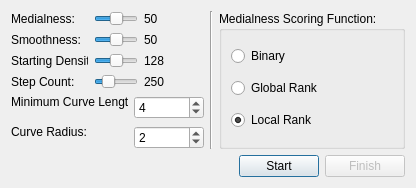
Old version of the form Gorgon/src_ui/ui_dialog_volume_manual_skeletonization.ui in the repository GorgonCryoEM/Gorgon.
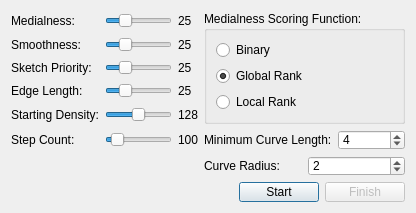
New version of the form.

Commit message: Interactive skeletonization changes

```diff
--- a/Gorgon/src_ui/ui_dialog_volume_manual_skeletonization.ui
+++ b/Gorgon/src_ui/ui_dialog_volume_manual_skeletonization.ui
@@ -6,7 +6,7 @@
     <x>0</x>
     <y>0</y>
     <width>416</width>
-    <height>188</height>
+    <height>213</height>
    </rect>
   </property>
   <property name="minimumSize" >
@@ -20,15 +20,13 @@
   </property>
   <layout class="QGridLayout" >
    <item row="0" column="0" >
-    <layout class="QGridLayout" >
-     <item row="0" column="0" >
       <widget class="QLabel" name="labelMedialness" >
        <property name="text" >
         <string>Medialness:</string>
        </property>
       </widget>
      </item>
-     <item row="0" column="1" colspan="2" >
+   <item row="0" column="1" >
       <widget class="QSlider" name="horizontalSliderMedialness" >
        <property name="whatsThis" >
         <string>Picks the density to use when performing skeletonization</string>
@@ -46,7 +44,7 @@
         <number>10</number>
        </property>
        <property name="value" >
-        <number>50</number>
+      <number>25</number>
        </property>
        <property name="orientation" >
         <enum>Qt::Horizontal</enum>
@@ -56,11 +54,11 @@
        </property>
       </widget>
      </item>
-     <item row="0" column="3" >
+   <item row="0" column="2" >
       <widget class="QLabel" name="labelMedialnessDisplay" >
        <property name="minimumSize" >
         <size>
-         <width>60</width>
+       <width>20</width>
          <height>0</height>
         </size>
        </property>
@@ -74,10 +72,46 @@
         <enum>Qt::RightToLeft</enum>
        </property>
        <property name="text" >
-        <string>50</string>
+      <string>25</string>
        </property>
       </widget>
      </item>
+   <item rowspan="5" row="0" column="3" >
+    <widget class="QGroupBox" name="groupBoxMedialnessScore" >
+     <property name="title" >
+      <string>Medialness Scoring Function:</string>
+     </property>
+     <layout class="QGridLayout" >
+      <item row="0" column="0" >
+       <widget class="QRadioButton" name="radioButtonBinary" >
+        <property name="text" >
+         <string>Binary</string>
+        </property>
+       </widget>
+      </item>
+      <item row="1" column="0" >
+       <widget class="QRadioButton" name="radioButtonGlobalRank" >
+        <property name="text" >
+         <string>Global Rank</string>
+        </property>
+        <property name="checked" >
+         <bool>true</bool>
+        </property>
+       </widget>
+      </item>
+      <item row="2" column="0" >
+       <widget class="QRadioButton" name="radioButtonLocalRank" >
+        <property name="text" >
+         <string>Local Rank</string>
+        </property>
+        <property name="checked" >
+         <bool>false</bool>
+        </property>
+       </widget>
+      </item>
+     </layout>
+    </widget>
+   </item>
      <item row="1" column="0" >
       <widget class="QLabel" name="labelSmoothness" >
        <property name="text" >
@@ -85,7 +119,7 @@
        </property>
       </widget>
      </item>
-     <item row="1" column="1" colspan="2" >
+   <item row="1" column="1" >
       <widget class="QSlider" name="horizontalSliderSmoothness" >
        <property name="whatsThis" >
         <string>Picks the density to use when performing skeletonization</string>
@@ -103,7 +137,7 @@
         <number>10</number>
        </property>
        <property name="value" >
-        <number>50</number>
+      <number>25</number>
        </property>
        <property name="orientation" >
         <enum>Qt::Horizontal</enum>
@@ -113,11 +147,11 @@
        </property>
       </widget>
      </item>
-     <item row="1" column="3" >
+   <item row="1" column="2" >
       <widget class="QLabel" name="labeSmoothnessDisplay" >
        <property name="minimumSize" >
         <size>
-         <width>60</width>
+       <width>20</width>
          <height>0</height>
         </size>
        </property>
@@ -131,18 +165,132 @@
         <enum>Qt::RightToLeft</enum>
        </property>
        <property name="text" >
-        <string>50</string>
+      <string>25</string>
        </property>
       </widget>
      </item>
      <item row="2" column="0" >
+    <widget class="QLabel" name="labelSketchImportance" >
+     <property name="text" >
+      <string>Sketch Priority:</string>
+     </property>
+    </widget>
+   </item>
+   <item row="2" column="1" >
+    <widget class="QSlider" name="horizontalSliderSketchPriority" >
+     <property name="whatsThis" >
+      <string>Picks the density to use when performing skeletonization</string>
+     </property>
+     <property name="minimum" >
+      <number>0</number>
+     </property>
+     <property name="maximum" >
+      <number>100</number>
+     </property>
+     <property name="singleStep" >
+      <number>1</number>
+     </property>
+     <property name="pageStep" >
+      <number>10</number>
+     </property>
+     <property name="value" >
+      <number>25</number>
+     </property>
+     <property name="orientation" >
+      <enum>Qt::Horizontal</enum>
+     </property>
+     <property name="tickPosition" >
+      <enum>QSlider::NoTicks</enum>
+     </property>
+    </widget>
+   </item>
+   <item row="2" column="2" >
+    <widget class="QLabel" name="labeSketchPriorityDisplay" >
+     <property name="minimumSize" >
+      <size>
+       <width>20</width>
+       <height>0</height>
+      </size>
+     </property>
+     <property name="maximumSize" >
+      <size>
+       <width>60</width>
+       <height>16777215</height>
+      </size>
+     </property>
+     <property name="layoutDirection" >
+      <enum>Qt::RightToLeft</enum>
+     </property>
+     <property name="text" >
+      <string>25</string>
+     </property>
+    </widget>
+   </item>
+   <item row="3" column="0" >
+    <widget class="QLabel" name="labelEdgeLength" >
+     <property name="text" >
+      <string>Edge Length:</string>
+     </property>
+    </widget>
+   </item>
+   <item row="3" column="1" >
+    <widget class="QSlider" name="horizontalSliderEdgeLength" >
+     <property name="whatsThis" >
+      <string>Picks the density to use when performing skeletonization</string>
+     </property>
+     <property name="minimum" >
+      <number>0</number>
+     </property>
+     <property name="maximum" >
+      <number>100</number>
+     </property>
+     <property name="singleStep" >
+      <number>1</number>
+     </property>
+     <property name="pageStep" >
+      <number>10</number>
+     </property>
+     <property name="value" >
+      <number>25</number>
+     </property>
+     <property name="orientation" >
+      <enum>Qt::Horizontal</enum>
+     </property>
+     <property name="tickPosition" >
+      <enum>QSlider::NoTicks</enum>
+     </property>
+    </widget>
+   </item>
+   <item row="3" column="2" >
+    <widget class="QLabel" name="labeEdgeLengthDisplay" >
+     <property name="minimumSize" >
+      <size>
+       <width>20</width>
+       <height>0</height>
+      </size>
+     </property>
+     <property name="maximumSize" >
+      <size>
+       <width>60</width>
+       <height>16777215</height>
+      </size>
+     </property>
+     <property name="layoutDirection" >
+      <enum>Qt::RightToLeft</enum>
+     </property>
+     <property name="text" >
+      <string>25</string>
+     </property>
+    </widget>
+   </item>
+   <item row="4" column="0" >
       <widget class="QLabel" name="labelStartDensity" >
        <property name="text" >
         <string>Starting Density:</string>
        </property>
       </widget>
      </item>
-     <item row="2" column="1" colspan="2" >
+   <item row="4" column="1" >
       <widget class="QSlider" name="horizontalSliderStartingDensity" >
        <property name="whatsThis" >
         <string>Picks the density to use when performing skeletonization</string>
@@ -167,11 +315,11 @@
        </property>
       </widget>
      </item>
-     <item row="2" column="3" >
+   <item row="4" column="2" >
       <widget class="QLabel" name="labelStartingDensityDisplay" >
        <property name="minimumSize" >
         <size>
-         <width>60</width>
+       <width>20</width>
          <height>0</height>
         </size>
        </property>
@@ -189,14 +337,14 @@
        </property>
       </widget>
      </item>
-     <item row="3" column="0" >
+   <item row="5" column="0" >
       <widget class="QLabel" name="labelStepSize" >
        <property name="text" >
         <string>Step Count:</string>
        </property>
       </widget>
      </item>
-     <item row="3" column="1" colspan="2" >
+   <item row="5" column="1" >
       <widget class="QSlider" name="horizontalSliderStepCount" >
        <property name="whatsThis" >
         <string>Picks the density to use when performing skeletonization</string>
@@ -211,7 +359,7 @@
         <number>10</number>
        </property>
        <property name="value" >
-        <number>250</number>
+      <number>100</number>
        </property>
        <property name="orientation" >
         <enum>Qt::Horizontal</enum>
@@ -221,11 +369,11 @@
        </property>
       </widget>
      </item>
-     <item row="3" column="3" >
+   <item row="5" column="2" >
       <widget class="QLabel" name="labelStepSizeDisplay" >
        <property name="minimumSize" >
         <size>
-         <width>60</width>
+       <width>20</width>
          <height>0</height>
         </size>
        </property>
@@ -239,18 +387,20 @@
         <enum>Qt::RightToLeft</enum>
        </property>
        <property name="text" >
-        <string>250</string>
+      <string>100</string>
        </property>
       </widget>
      </item>
-     <item row="4" column="0" colspan="2" >
+   <item row="5" column="3" >
+    <layout class="QGridLayout" >
+     <item row="0" column="0" >
       <widget class="QLabel" name="labelMinimumCurve" >
        <property name="text" >
         <string>Minimum Curve Length:</string>
        </property>
       </widget>
      </item>
-     <item rowspan="2" row="4" column="2" colspan="2" >
+     <item row="0" column="1" >
       <widget class="QSpinBox" name="spinBoxMinCurve" >
        <property name="maximum" >
         <number>1000000</number>
@@ -260,7 +410,11 @@
        </property>
       </widget>
      </item>
-     <item rowspan="2" row="5" column="0" colspan="2" >
+    </layout>
+   </item>
+   <item row="6" column="3" >
+    <layout class="QGridLayout" >
+     <item row="0" column="0" >
       <widget class="QLabel" name="labelCurveRadius" >
        <property name="whatsThis" >
         <string>The Radius to use when obtaining the structure tensor of a curve... The larger the radius, the more global information is used</string>
@@ -270,7 +424,7 @@
        </property>
       </widget>
      </item>
-     <item row="6" column="2" colspan="2" >
+     <item row="0" column="1" >
       <widget class="QSpinBox" name="spinBoxCurveRadius" >
        <property name="maximum" >
         <number>10</number>
@@ -282,47 +436,7 @@
      </item>
     </layout>
    </item>
-   <item row="0" column="1" >
-    <widget class="Line" name="line" >
-     <property name="orientation" >
-      <enum>Qt::Vertical</enum>
-     </property>
-    </widget>
-   </item>
-   <item row="0" column="2" >
-    <widget class="QGroupBox" name="groupBoxMedialnessScore" >
-     <property name="title" >
-      <string>Medialness Scoring Function:</string>
-     </property>
-     <layout class="QGridLayout" >
-      <item row="0" column="0" >
-       <widget class="QRadioButton" name="radioButtonBinary" >
-        <property name="text" >
-         <string>Binary</string>
-        </property>
-       </widget>
-      </item>
-      <item row="1" column="0" >
-       <widget class="QRadioButton" name="radioButtonGlobalRank" >
-        <property name="text" >
-         <string>Global Rank</string>
-        </property>
-       </widget>
-      </item>
-      <item row="2" column="0" >
-       <widget class="QRadioButton" name="radioButtonLocalRank" >
-        <property name="text" >
-         <string>Local Rank</string>
-        </property>
-        <property name="checked" >
-         <bool>true</bool>
-        </property>
-       </widget>
-      </item>
-     </layout>
-    </widget>
-   </item>
-   <item row="1" column="0" colspan="3" >
+   <item row="7" column="0" colspan="4" >
     <layout class="QGridLayout" >
      <item row="0" column="0" >
       <spacer>
```
Left out of the diff: 42 changed lines with no effect on the pictures. Lines whose indentation alone changed are shown as unchanged. The commit also changes 6 other files.
